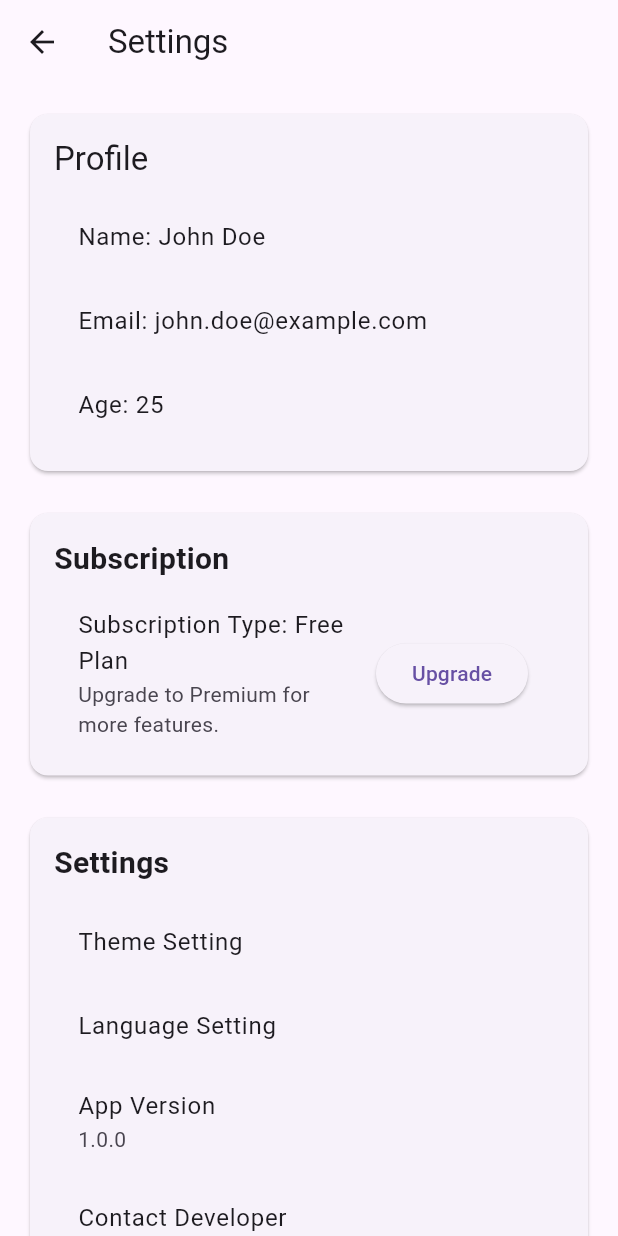
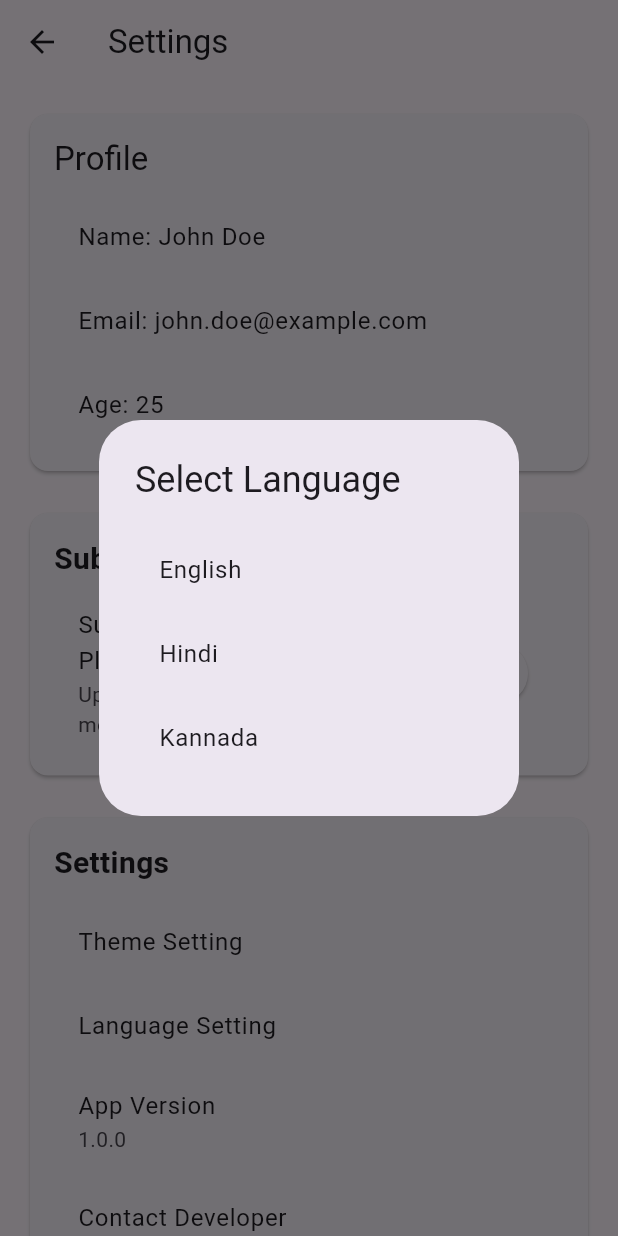
Before and after one commit to lalala967/asteroid, a Flutter app: the SettingsPage screen opened directly, after a tap on "Language Setting", on a phone screen of 412 x 824 dp. Run offline on Flutter 3.47's test engine with Material 3 defaults, Android fonts, the phone set to English and light mode, and no system bars; our stand-ins replace adaptive_theme, camera, shared_preferences; accounts and stored records are empty.

Commit message:
added language part

```diff
--- a/visionmate2/lib/screens/settings_page.dart
+++ b/visionmate2/lib/screens/settings_page.dart
@@ -172,6 +172,40 @@ class SettingsPage extends StatelessWidget {
 
   // Language Dialog (Same as previous)
   void _showLanguageDialog(BuildContext context) {
-    // Existing implementation
+    showDialog(
+      context: context,
+      builder: (context) {
+        return AlertDialog(
+          title: const Text('Select Language'),
+          content: Column(
+            mainAxisSize: MainAxisSize.min,
+            children: [
+              ListTile(
+                title: const Text('English'),
+                onTap: () {
+                  Navigator.pop(context);
+                  // Add functionality to set English
+                },
+              ),
+              ListTile(
+                title: const Text('Hindi'),
+                onTap: () {
+                  Navigator.pop(context);
+                  // Add functionality to set Hindi
+                },
+              ),
+              ListTile(
+                title: const Text('Kannada'),
+                onTap: () {
+                  Navigator.pop(context);
+                  // Add functionality to set Kannada
+                },
+              ),
+              // Add more languages here
+            ],
+          ),
+        );
+      },
+    );
   }
 }
```
